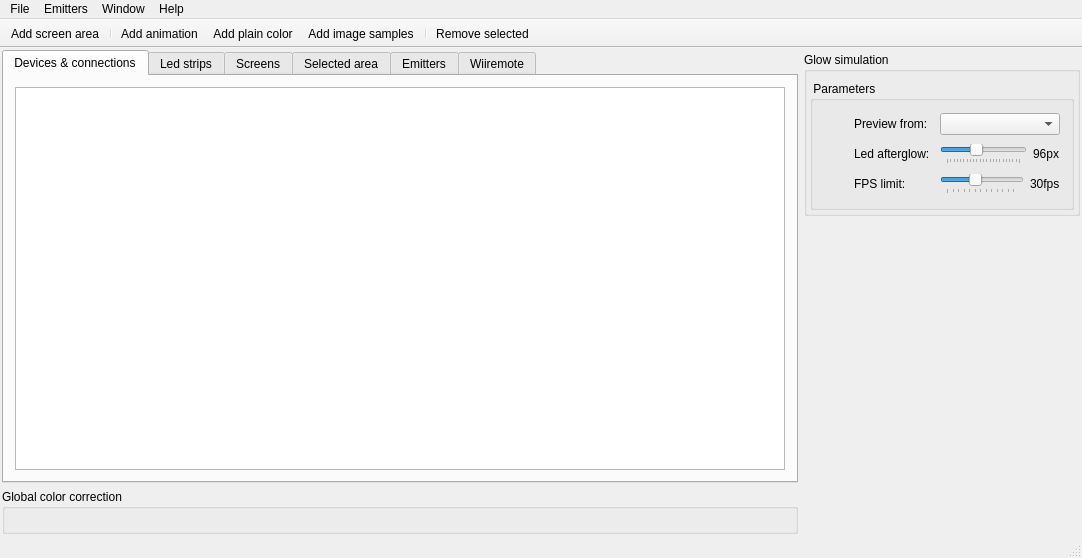
First picture: the form in mainwindow.ui, repository dev-0x7C6/led-frame, before the edit.
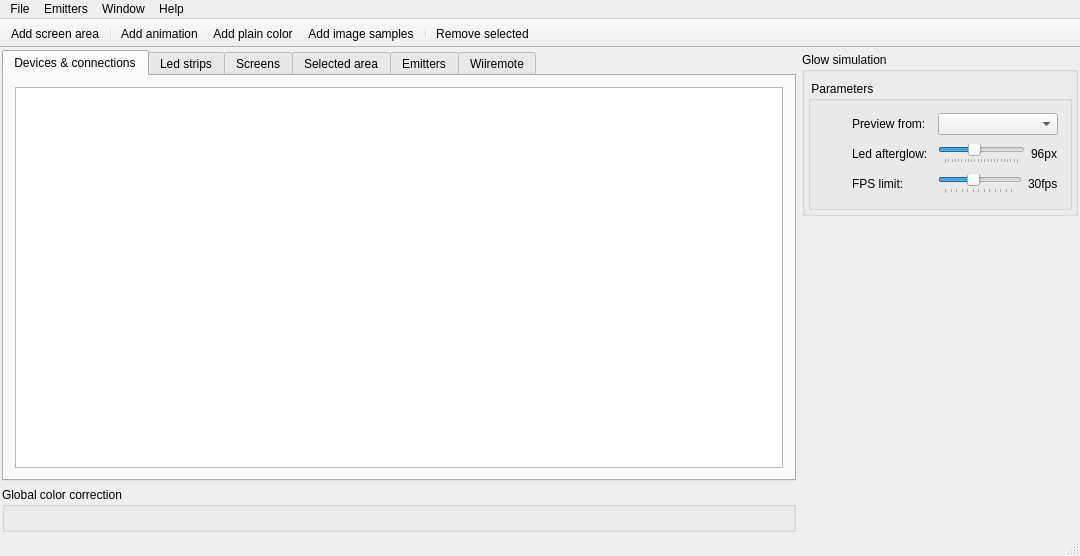
Second picture: the form after the edit. The open tabs and pages were chosen to show the change. Icons and pictures are not drawn. Custom widgets are drawn as their Qt base class.

What changed in the file:
```diff
--- a/mainwindow.ui
+++ b/mainwindow.ui
@@ -6,8 +6,8 @@
    <rect>
     <x>0</x>
     <y>0</y>
-    <width>1082</width>
-    <height>558</height>
+    <width>1080</width>
+    <height>556</height>
    </rect>
   </property>
   <property name="sizePolicy">
@@ -578,8 +578,8 @@
     <rect>
      <x>0</x>
      <y>0</y>
-     <width>1082</width>
-     <height>20</height>
+     <width>1080</width>
+     <height>21</height>
     </rect>
    </property>
    <widget class="QMenu" name="menuFile">
```
Left out of the diff: 2 changed lines with no effect on the pictures.
